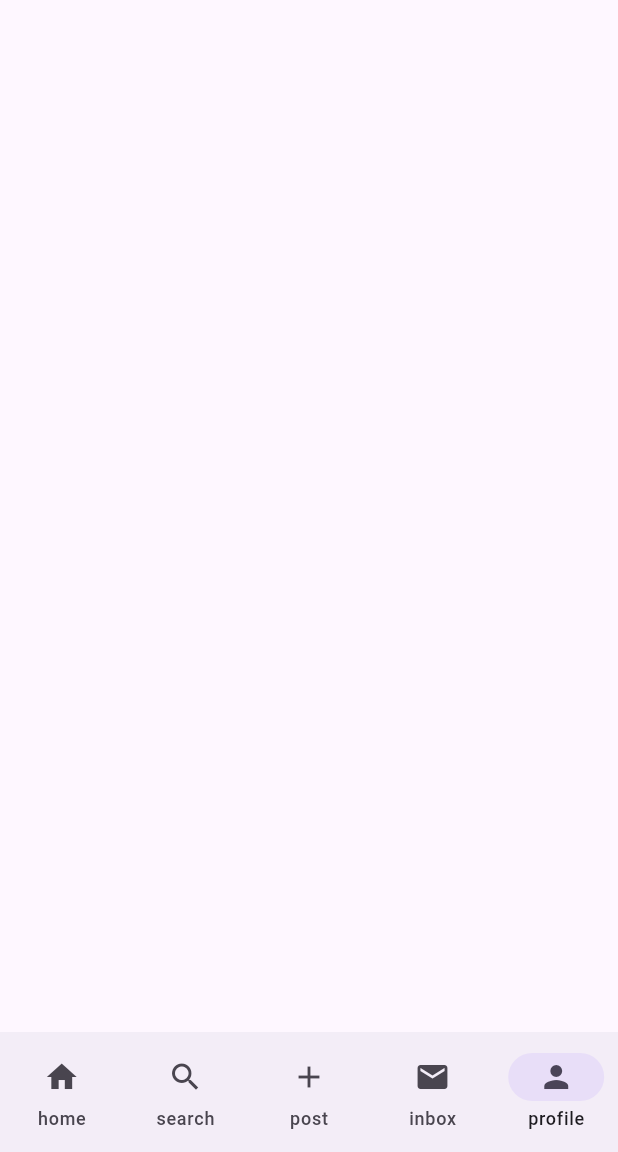
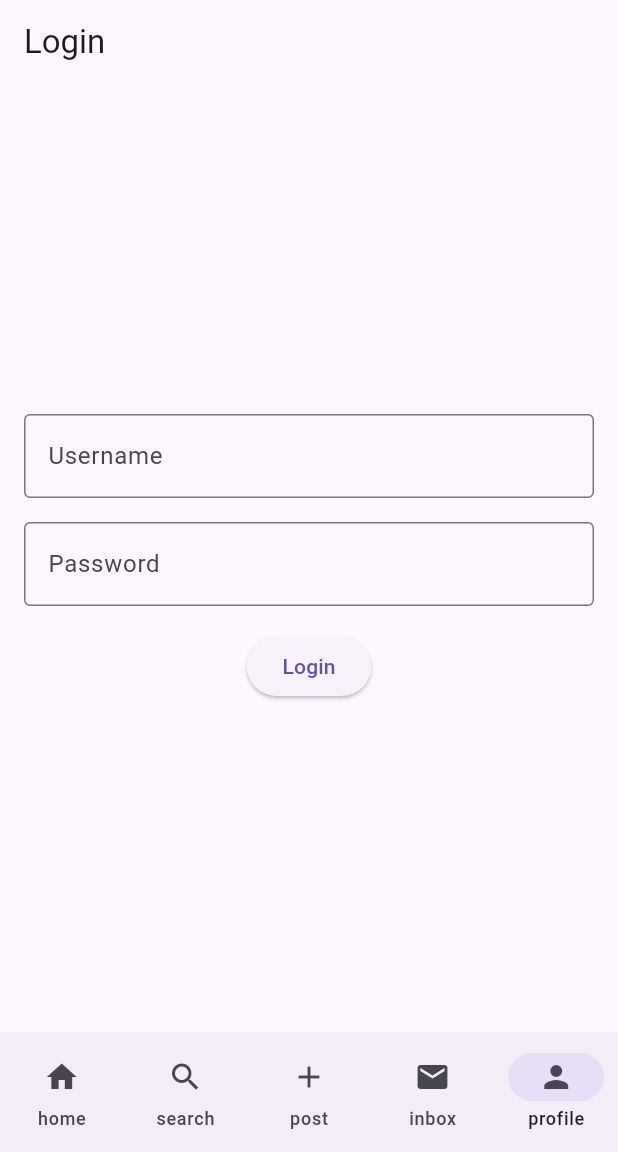
Before and after one commit to alexovici/Eco_ideas_HE25, a Flutter app: the screen it shows after launch, item 5 of the bottom bar chosen, on a phone screen of 412 x 824 dp, the part 84-1236 px from its top. Run offline on Flutter 3.47's test engine with Material 3 defaults, Android fonts, the phone set to English and light mode, and no system bars; Roboto replaces fonts that are missing (Poppins).

```diff
--- a/lib/home.dart
+++ b/lib/home.dart
@@ -22,13 +22,6 @@ class _HomePageState extends State<HomePage> {
         centerTitle: true,
         backgroundColor: Colors.yellow,
       ),
-      body: Column(
-        children: [
-          FloatingActionButton(onPressed: (){
-            print('Postare anunt');
-          }, child: Icon(Icons.add),)
-        ],
-      ),
     );
   }
 }
--- a/lib/main.dart
+++ b/lib/main.dart
@@ -37,7 +37,7 @@ class _RootPageState extends State<RootPage> {
     SearchPage(),
     PostPage(),
     InboxPage(),
-    ProfilePage(),
+    LoginPage(),
   ];
   @override
   Widget build(BuildContext context) {
--- a/lib/profile.dart
+++ b/lib/profile.dart
@@ -1,10 +1,66 @@
 import 'package:flutter/material.dart';
 
-class ProfilePage extends StatelessWidget {
-  const ProfilePage({super.key});
+class LoginPage extends StatefulWidget {
+  const LoginPage({super.key});
+
+  @override
+  State<LoginPage> createState() => _LoginPageState();
+}
+
+class _LoginPageState extends State<LoginPage> {
+  final TextEditingController _usernameController = TextEditingController();
+  final TextEditingController _passwordController = TextEditingController();
+
+  void _login() {
+    final String username = _usernameController.text;
+    final String password = _passwordController.text;
+
+    // Perform login logic here
+    print('Username: $username');
+    print('Password: $password');
+  }
 
   @override
   Widget build(BuildContext context) {
-    return Scaffold();
+    return Scaffold(
+      appBar: AppBar(
+        title: Text('Login'),
+      ),
+      body: Padding(
+        padding: const EdgeInsets.all(16.0),
+        child: Column(
+          mainAxisAlignment: MainAxisAlignment.center,
+          children: [
+            TextField(
+              controller: _usernameController,
+              decoration: InputDecoration(
+                labelText: 'Username',
+                border: OutlineInputBorder(),
+              ),
+            ),
+            SizedBox(height: 16.0),
+            TextField(
+              controller: _passwordController,
+              decoration: InputDecoration(
+                labelText: 'Password',
+                border: OutlineInputBorder(),
+              ),
+              obscureText: true,
+            ),
+            SizedBox(height: 16.0),
+            ElevatedButton(
+              onPressed: _login,
+              child: Text('Login'),
+            ),
+          ],
+        ),
+      ),
+    );
   }
 }
+
+void main() {
+  runApp(MaterialApp(
+    home: LoginPage(),
+  ));
+}
```
